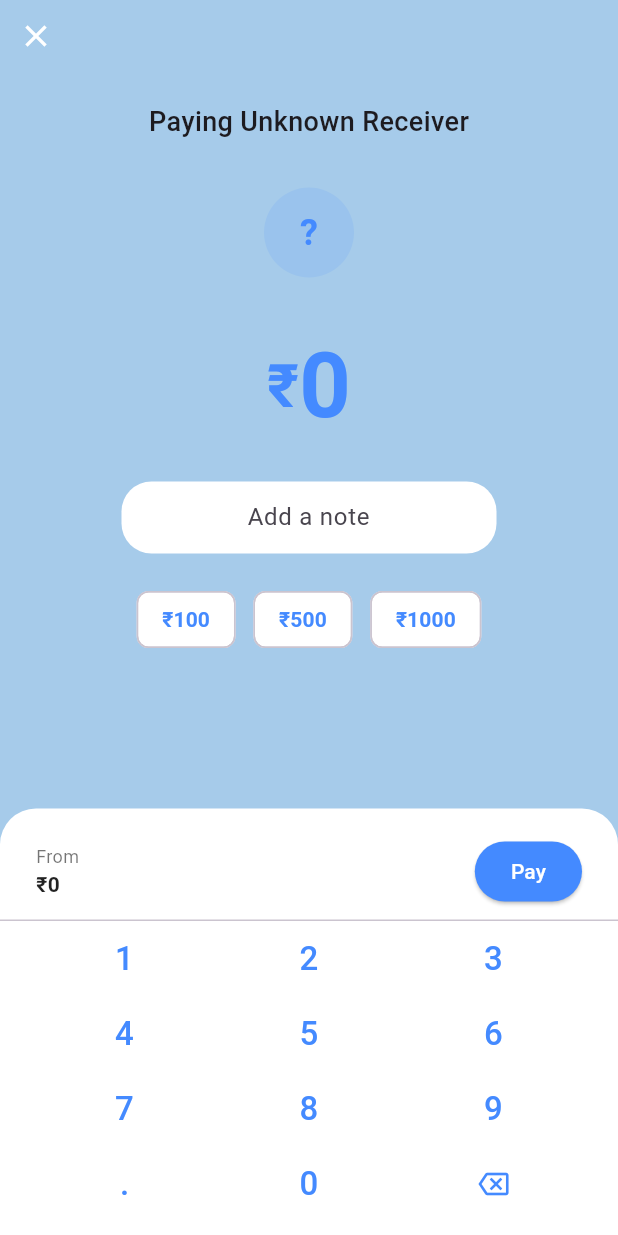
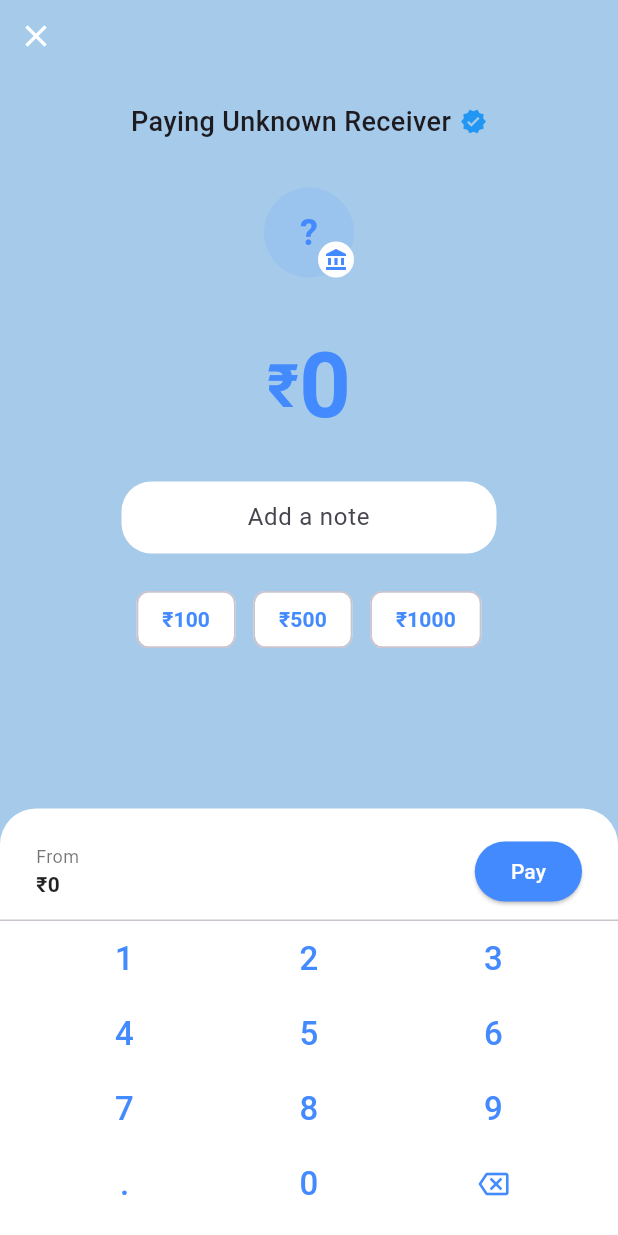
Before and after one commit to incyvincy/gpay, a Flutter app: the MoneyTransferPage screen opened directly with empty values, on a phone screen of 412 x 824 dp. Run offline on Flutter 3.47's test engine with Material 3 defaults, Android fonts, the phone set to English and light mode, and no system bars; our stand-ins replace image_picker, local_auth, qr_flutter, share_plus; missing offline and left inert: mobile_scanner.

Commit message:
basic icon changes and card changes

```diff
--- a/gpay/lib/gpay_page.dart
+++ b/gpay/lib/gpay_page.dart
@@ -190,7 +190,7 @@ class _GpayPageState extends State<GpayPage> {
                                     MainAxisAlignment.spaceBetween,
                                 children: [
                                   Text(
-                                    "FamX Card",
+                                    "QuickX Card",
                                     style: TextStyle(
                                       color: Colors.white,
                                       fontSize: 18,
--- a/gpay/lib/money_transfer_page.dart
+++ b/gpay/lib/money_transfer_page.dart
@@ -202,12 +202,23 @@ class _MoneyTransferPageState extends State<MoneyTransferPage> {
                 child: Column(
                   children: [
                     const SizedBox(height: 20),
+                    Row(
+                      mainAxisAlignment: MainAxisAlignment.center,
+                      children: [
                         Text(
                           'Paying $_selectedName',
                           style: const TextStyle(
                             fontSize: 18,
                             fontWeight: FontWeight.w500,
                           ),
+                        ),
+                        const SizedBox(width: 6),
+                        const Icon(
+                          Icons.verified,
+                          color: Colors.blue,
+                          size: 18,
+                        ),
+                      ],
                     ),
                     const SizedBox(height: 4),
                     Padding(
@@ -224,6 +235,9 @@ class _MoneyTransferPageState extends State<MoneyTransferPage> {
                       ),
                     ),
                     const SizedBox(height: 10),
+                    Stack(
+                      alignment: Alignment.center,
+                      children: [
                         CircleAvatar(
                           radius: 30,
                           backgroundColor: Colors.blueAccent.withOpacity(0.12),
@@ -235,6 +249,24 @@ class _MoneyTransferPageState extends State<MoneyTransferPage> {
                               color: Colors.blueAccent,
                             ),
                           ),
+                        ),
+                        Positioned(
+                          bottom: 0,
+                          right: 0,
+                          child: Container(
+                            padding: const EdgeInsets.all(4),
+                            decoration: const BoxDecoration(
+                              color: Colors.white,
+                              shape: BoxShape.circle,
+                            ),
+                            child: const Icon(
+                              Icons.account_balance,
+                              size: 16,
+                              color: Colors.blueAccent,
+                            ),
+                          ),
+                        ),
+                      ],
                     ),
                     const SizedBox(height: 30),
                     Row(
```
Lines whose indentation alone changed are shown as unchanged.
